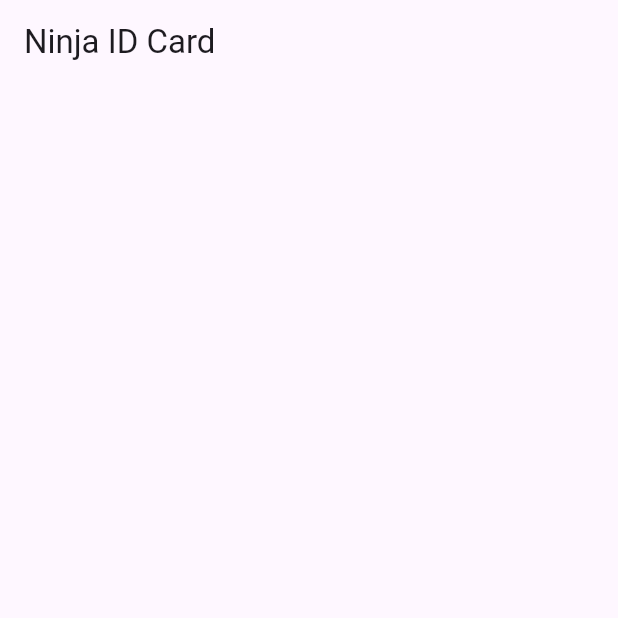
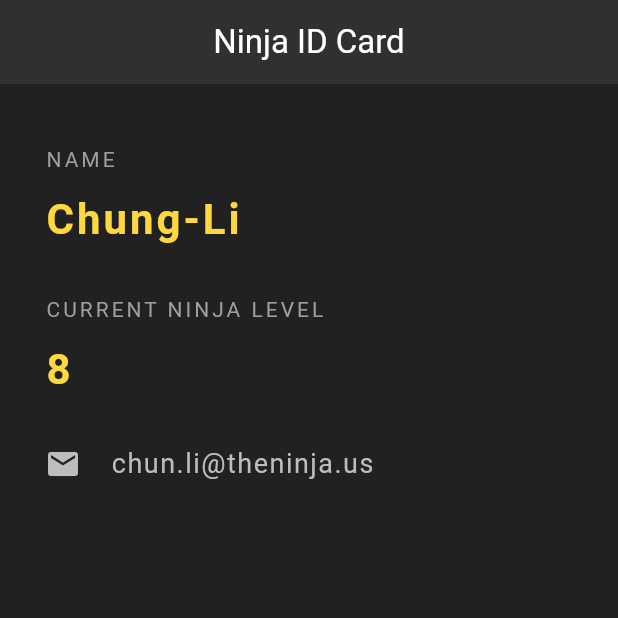
Before and after one commit to raghavrajsah/flutterProject, a Flutter app: the screen it shows after launch, on a phone screen of 412 x 824 dp, the top half of it. Run offline on Flutter 3.47's test engine with Material 3 defaults, Android fonts, the phone set to English and light mode, and no system bars.

Commit message:
update 3

```diff
--- a/lib/main.dart
+++ b/lib/main.dart
@@ -10,9 +10,84 @@ class NinjaCard extends StatelessWidget {
   @override
   Widget build(BuildContext context) {
     return Scaffold(
+      backgroundColor: Colors.grey[900],
       appBar: AppBar(
-        title: Text("Ninja ID Card")
+        title: Text("Ninja ID Card", style: TextStyle(color: Colors.white),),
+        centerTitle: true,
+        backgroundColor: Colors.grey[850],
+        elevation: 0.0,
       ),
+      body: Padding(
+        padding: EdgeInsets.fromLTRB(30.0, 40.0, 30.0, 0.0),
+        child: Column(
+          crossAxisAlignment: CrossAxisAlignment.start,
+          children: <Widget>[
+            Text(
+              "NAME",
+              style: TextStyle(
+                color: Colors.grey,
+                letterSpacing: 2.0,
+              ),
+            ),
+            SizedBox(height:10),
+            Text(
+              "Chung-Li",
+              style: TextStyle(
+                color: Colors.amberAccent.shade200,
+                letterSpacing: 2.0,
+                fontSize: 28,
+                fontWeight: FontWeight.bold,
+              ),
+            ),
+            SizedBox(height:30.0),
+            Text(
+              "CURRENT NINJA LEVEL",
+              style: TextStyle(
+                color: Colors.grey,
+                letterSpacing: 2.0,
+              ),
+            ),
+            SizedBox(height:10),
+            Text(
+              "8",
+              style: TextStyle(
+                color: Colors.amberAccent.shade200,
+                letterSpacing: 2.0,
+                fontSize: 28,
+                fontWeight: FontWeight.bold,
+              ),
+            ),
+            SizedBox(height:30.0),
+
+            Row(
+              children: <Widget>[
+                Icon(
+                  Icons.email,
+                  color:Colors.grey[400],
+
+
+                ),
+                SizedBox(width:20.0),
+                Text(
+                    "chun.li@theninja.us",
+                  style: TextStyle(
+                    color:Colors.grey[400],
+                    fontSize: 18,
+                    letterSpacing: 1.0,
+
+                  )
+                )
+
+
+              ],
+            ),
+
+
+
+
+          ],
+        )
+      )
 
     );
   }
```
